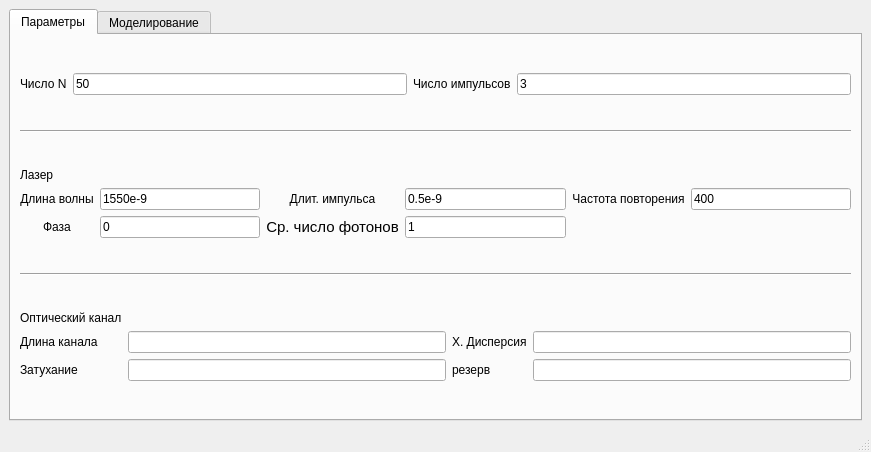
Above: mainwindow.ui from Yorick2014/SimQC before the change. Below: the same form after it.
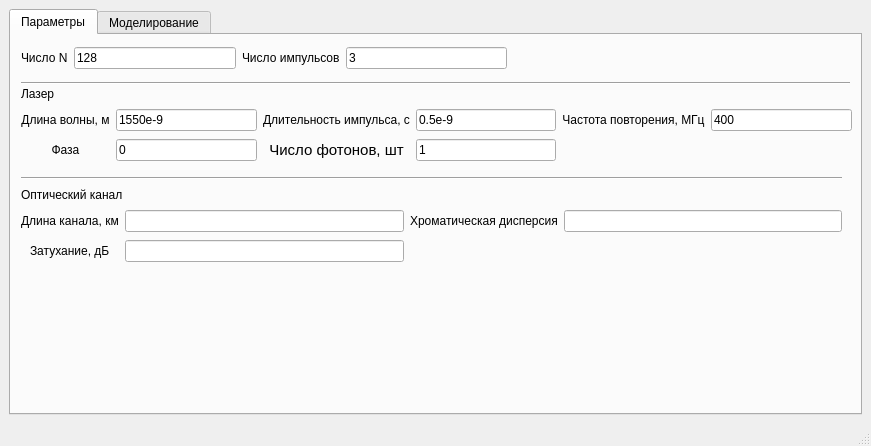
That is the form after the change. The open tabs and pages were chosen to show the change. Custom widgets are drawn as their Qt base class.

Commit message: Правка: отрисовка гауссиана во временной обл

Diff of the .ui file:
```diff
--- a/mainwindow.ui
+++ b/mainwindow.ui
@@ -7,7 +7,7 @@
     <x>0</x>
     <y>0</y>
     <width>871</width>
-    <height>452</height>
+    <height>446</height>
    </rect>
   </property>
   <property name="sizePolicy">
@@ -57,7 +57,7 @@
        <locale language="Russian" country="Russia"/>
       </property>
       <property name="currentIndex">
-       <number>1</number>
+       <number>0</number>
       </property>
       <property name="usesScrollButtons">
        <bool>true</bool>
@@ -87,24 +87,20 @@
        <attribute name="title">
         <string>Параметры</string>
        </attribute>
-       <layout class="QGridLayout" name="gridLayout_5">
-        <item row="0" column="0">
-         <widget class="QLabel" name="label_13">
-          <property name="sizePolicy">
-           <sizepolicy hsizetype="Fixed" vsizetype="Fixed">
-            <horstretch>0</horstretch>
-            <verstretch>0</verstretch>
-           </sizepolicy>
-          </property>
-          <property name="text">
-           <string>Число N</string>
-          </property>
-         </widget>
-        </item>
+       <widget class="QWidget" name="gridLayoutWidget">
+        <property name="geometry">
+         <rect>
+          <x>10</x>
+          <y>10</y>
+          <width>486</width>
+          <height>27</height>
+         </rect>
+        </property>
+        <layout class="QGridLayout" name="gridLayout_2">
         <item row="0" column="1">
          <widget class="QLineEdit" name="lineEdit_N">
           <property name="text">
-           <string>50</string>
+            <string>128</string>
           </property>
          </widget>
         </item>
@@ -121,6 +117,19 @@
           </property>
          </widget>
         </item>
+         <item row="0" column="0">
+          <widget class="QLabel" name="label_13">
+           <property name="sizePolicy">
+            <sizepolicy hsizetype="Fixed" vsizetype="Fixed">
+             <horstretch>0</horstretch>
+             <verstretch>0</verstretch>
+            </sizepolicy>
+           </property>
+           <property name="text">
+            <string>Число N</string>
+           </property>
+          </widget>
+         </item>
         <item row="0" column="3">
          <widget class="QLineEdit" name="lineEdit_num_pulse">
           <property name="text">
@@ -128,36 +137,36 @@
           </property>
          </widget>
         </item>
-        <item row="1" column="0" colspan="4">
-         <widget class="Line" name="line_4">
-          <property name="orientation">
-           <enum>Qt::Horizontal</enum>
-          </property>
-         </widget>
-        </item>
-        <item row="3" column="0" colspan="4">
+        </layout>
+       </widget>
+       <widget class="QWidget" name="gridLayoutWidget_2">
+        <property name="geometry">
+         <rect>
+          <x>10</x>
+          <y>50</y>
+          <width>831</width>
+          <height>81</height>
+         </rect>
+        </property>
          <layout class="QGridLayout" name="gridLayout_3">
-          <property name="sizeConstraint">
-           <enum>QLayout::SetMinimumSize</enum>
-          </property>
           <item row="1" column="0">
            <widget class="QLabel" name="label_5">
             <property name="text">
-             <string>&lt;html&gt;&lt;head/&gt;&lt;body&gt;&lt;p align=&quot;center&quot;&gt;Длина волны&lt;/p&gt;&lt;/body&gt;&lt;/html&gt;</string>
+            <string>&lt;html&gt;&lt;head/&gt;&lt;body&gt;&lt;p align=&quot;center&quot;&gt;Длина волны, м&lt;/p&gt;&lt;/body&gt;&lt;/html&gt;</string>
             </property>
            </widget>
           </item>
-          <item row="2" column="0">
-           <widget class="QLabel" name="label_18">
+         <item row="2" column="1">
+          <widget class="QLineEdit" name="lineEdit_phase">
             <property name="text">
-             <string>&lt;html&gt;&lt;head/&gt;&lt;body&gt;&lt;p align=&quot;center&quot;&gt;Фаза&lt;/p&gt;&lt;/body&gt;&lt;/html&gt;</string>
+            <string>0</string>
             </property>
            </widget>
           </item>
           <item row="1" column="2">
            <widget class="QLabel" name="label_17">
             <property name="text">
-             <string>&lt;html&gt;&lt;head/&gt;&lt;body&gt;&lt;p align=&quot;center&quot;&gt;Длит. импульса&lt;/p&gt;&lt;/body&gt;&lt;/html&gt;</string>
+            <string>&lt;html&gt;&lt;head/&gt;&lt;body&gt;&lt;p align=&quot;center&quot;&gt;Длительность импульса, с&lt;/p&gt;&lt;/body&gt;&lt;/html&gt;</string>
             </property>
            </widget>
           </item>
@@ -168,7 +177,14 @@
 &lt;html&gt;&lt;head&gt;&lt;meta name=&quot;qrichtext&quot; content=&quot;1&quot; /&gt;&lt;style type=&quot;text/css&quot;&gt;
 p, li { white-space: pre-wrap; }
 &lt;/style&gt;&lt;/head&gt;&lt;body style=&quot; font-family:'Ubuntu'; font-size:11pt; font-weight:400; font-style:normal;&quot;&gt;
-&lt;p align=&quot;center&quot; style=&quot; margin-top:12px; margin-bottom:12px; margin-left:0px; margin-right:0px; -qt-block-indent:0; text-indent:0px;&quot;&gt;Ср. число фотонов&lt;/p&gt;&lt;/body&gt;&lt;/html&gt;</string>
+&lt;p align=&quot;center&quot; style=&quot; margin-top:12px; margin-bottom:12px; margin-left:0px; margin-right:0px; -qt-block-indent:0; text-indent:0px;&quot;&gt;Число фотонов, шт&lt;/p&gt;&lt;/body&gt;&lt;/html&gt;</string>
+           </property>
+          </widget>
+         </item>
+         <item row="1" column="1">
+          <widget class="QLineEdit" name="lineEdit_centralWavelength">
+           <property name="text">
+            <string>1550e-9</string>
             </property>
            </widget>
           </item>
@@ -179,24 +195,24 @@
             </property>
            </widget>
           </item>
+         <item row="2" column="3">
+          <widget class="QLineEdit" name="lineEdit_averageCountPh">
+           <property name="text">
+            <string>1</string>
+           </property>
+          </widget>
+         </item>
+         <item row="2" column="0">
+          <widget class="QLabel" name="label_18">
+           <property name="text">
+            <string>&lt;html&gt;&lt;head/&gt;&lt;body&gt;&lt;p align=&quot;center&quot;&gt;Фаза&lt;/p&gt;&lt;/body&gt;&lt;/html&gt;</string>
+           </property>
+          </widget>
+         </item>
           <item row="1" column="4">
            <widget class="QLabel" name="label_20">
             <property name="text">
-             <string>&lt;html&gt;&lt;head/&gt;&lt;body&gt;&lt;p align=&quot;center&quot;&gt;Частота повторения&lt;/p&gt;&lt;/body&gt;&lt;/html&gt;</string>
-            </property>
-           </widget>
-          </item>
-          <item row="2" column="1">
-           <widget class="QLineEdit" name="lineEdit_phase">
-            <property name="text">
-             <string>0</string>
-            </property>
-           </widget>
-          </item>
-          <item row="1" column="1">
-           <widget class="QLineEdit" name="lineEdit_centralWavelength">
-            <property name="text">
-             <string>1550e-9</string>
+            <string>&lt;html&gt;&lt;head/&gt;&lt;body&gt;&lt;p align=&quot;center&quot;&gt;Частота повторения, МГц&lt;/p&gt;&lt;/body&gt;&lt;/html&gt;</string>
             </property>
            </widget>
           </item>
@@ -207,15 +223,11 @@
             </property>
            </widget>
           </item>
-          <item row="2" column="3">
-           <widget class="QLineEdit" name="lineEdit_averageCountPh">
-            <property name="text">
-             <string>1</string>
-            </property>
-           </widget>
-          </item>
-          <item row="0" column="0" colspan="3">
+         <item row="0" column="0" colspan="6">
            <widget class="QLabel" name="label_25">
+           <property name="enabled">
+            <bool>true</bool>
+           </property>
             <property name="sizePolicy">
              <sizepolicy hsizetype="Fixed" vsizetype="Fixed">
               <horstretch>0</horstretch>
@@ -228,60 +240,80 @@
            </widget>
           </item>
          </layout>
-        </item>
-        <item row="4" column="0" colspan="4">
-         <widget class="Line" name="line_2">
+       </widget>
+       <widget class="Line" name="line_3">
+        <property name="geometry">
+         <rect>
+          <x>10</x>
+          <y>40</y>
+          <width>829</width>
+          <height>16</height>
+         </rect>
+        </property>
+        <property name="sizePolicy">
+         <sizepolicy hsizetype="Preferred" vsizetype="Fixed">
+          <horstretch>0</horstretch>
+          <verstretch>0</verstretch>
+         </sizepolicy>
+        </property>
           <property name="orientation">
            <enum>Qt::Horizontal</enum>
           </property>
          </widget>
-        </item>
-        <item row="6" column="0" colspan="4">
+       <widget class="QWidget" name="gridLayoutWidget_3">
+        <property name="geometry">
+         <rect>
+          <x>10</x>
+          <y>140</y>
+          <width>821</width>
+          <height>90</height>
+         </rect>
+        </property>
          <layout class="QGridLayout" name="gridLayout_4">
-          <property name="sizeConstraint">
-           <enum>QLayout::SetMinimumSize</enum>
-          </property>
-          <item row="1" column="3">
+         <item row="2" column="2" alignment="Qt::AlignHCenter">
+          <widget class="QLabel" name="label_22">
+           <property name="text">
+            <string>Хроматическая дисперсия</string>
+           </property>
+          </widget>
+         </item>
+         <item row="2" column="3">
            <widget class="QLineEdit" name="lineEdit_16"/>
           </item>
-          <item row="2" column="0">
-           <widget class="QLabel" name="label_23">
-            <property name="text">
-             <string>Затухание</string>
-            </property>
-           </widget>
-          </item>
-          <item row="1" column="1">
+         <item row="2" column="1">
            <widget class="QLineEdit" name="lineEdit_18"/>
           </item>
-          <item row="2" column="2">
-           <widget class="QLabel" name="label_21">
-            <property name="text">
-             <string>резерв</string>
-            </property>
-           </widget>
-          </item>
-          <item row="1" column="2">
-           <widget class="QLabel" name="label_22">
-            <property name="text">
-             <string>Х. Дисперсия</string>
-            </property>
-           </widget>
-          </item>
-          <item row="2" column="3">
-           <widget class="QLineEdit" name="lineEdit_15"/>
-          </item>
-          <item row="1" column="0">
+         <item row="2" column="0" alignment="Qt::AlignHCenter">
            <widget class="QLabel" name="label_24">
             <property name="text">
-             <string>Длина канала</string>
+            <string>Длина канала, км</string>
             </property>
            </widget>
           </item>
-          <item row="2" column="1">
+         <item row="3" column="0" alignment="Qt::AlignHCenter">
+          <widget class="QLabel" name="label_23">
+           <property name="text">
+            <string>Затухание, дБ</string>
+           </property>
+          </widget>
+         </item>
+         <item row="3" column="1">
            <widget class="QLineEdit" name="lineEdit_14"/>
           </item>
-          <item row="0" column="0">
+         <item row="0" column="0" colspan="4">
+          <widget class="Line" name="line_2">
+           <property name="sizePolicy">
+            <sizepolicy hsizetype="Preferred" vsizetype="Fixed">
+             <horstretch>0</horstretch>
+             <verstretch>0</verstretch>
+            </sizepolicy>
+           </property>
+           <property name="orientation">
+            <enum>Qt::Horizontal</enum>
+           </property>
+          </widget>
+         </item>
+         <item row="1" column="0" colspan="3">
            <widget class="QLabel" name="label_16">
             <property name="sizePolicy">
              <sizepolicy hsizetype="Fixed" vsizetype="Fixed">
@@ -295,8 +327,7 @@
            </widget>
           </item>
          </layout>
-        </item>
-       </layout>
+       </widget>
       </widget>
       <widget class="QWidget" name="tab_modeling">
        <property name="sizePolicy">
@@ -389,7 +420,6 @@
         </item>
        </layout>
        <zorder>pushButton_Start</zorder>
-       <zorder>layoutWidget</zorder>
        <zorder>pulse_plot</zorder>
        <zorder>pushButton_Stop</zorder>
       </widget>
```
Lines whose indentation alone changed are shown as unchanged. The commit also changes 1 other file.
